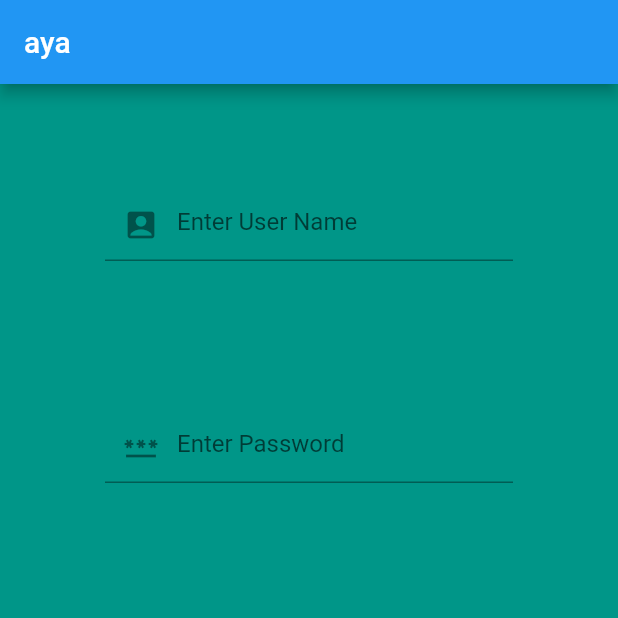
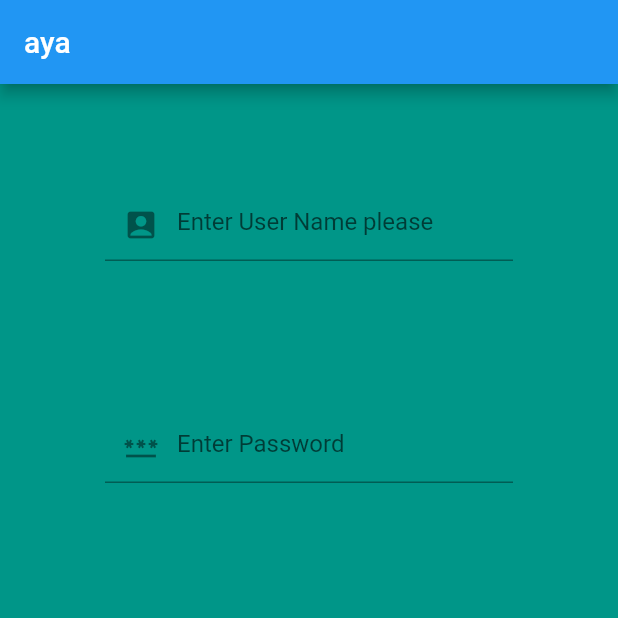
Before and after one commit to EngAyaGh/ecomercApp, a Flutter app: the screen it shows after launch, on a phone screen of 412 x 824 dp, the top half of it. Run offline on Flutter 3.47's test engine with Material 2 defaults, Android fonts, the phone set to English and light mode, and no system bars; our stand-ins replace firebase_auth, firebase_core; accounts and stored records are empty.

Commit message:
update word

```diff
--- a/lib/screens/home.dart
+++ b/lib/screens/home.dart
@@ -33,7 +33,7 @@ class _HomePageState extends State<HomePage> {
                 child: TextFormField(
                   controller: _userName,
                   decoration: InputDecoration(
-                    hintText: 'Enter User Name',
+                    hintText: 'Enter User Name please',
                     prefixIcon: Icon(Icons.account_box),
                   ),
                 ),
```
